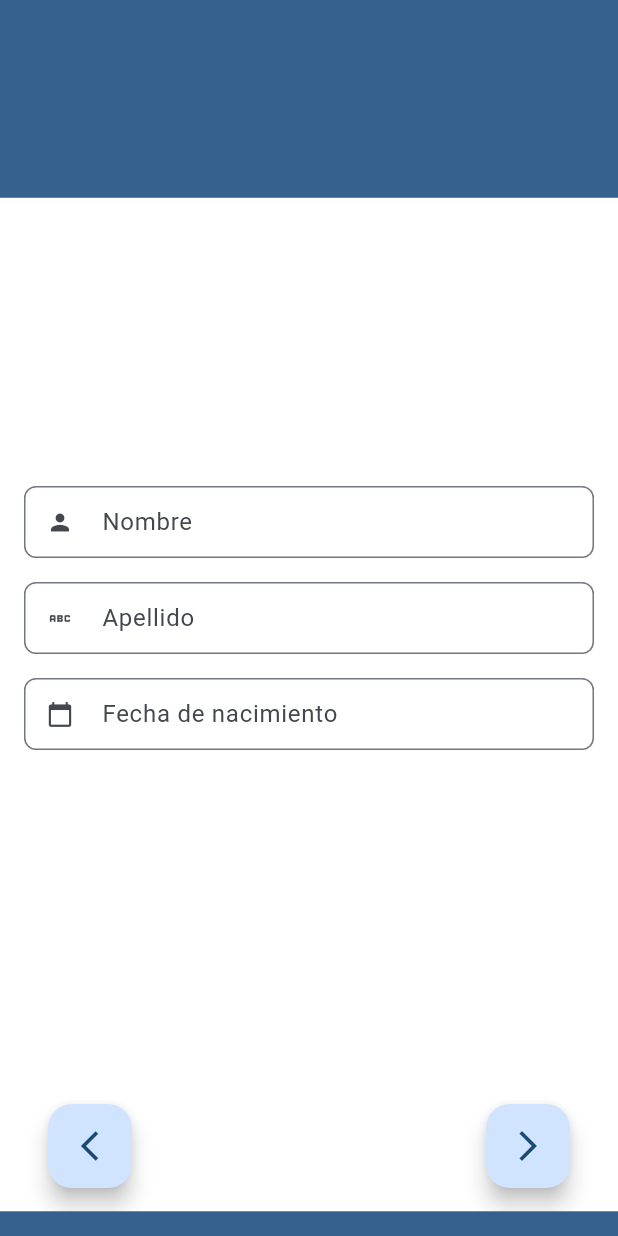
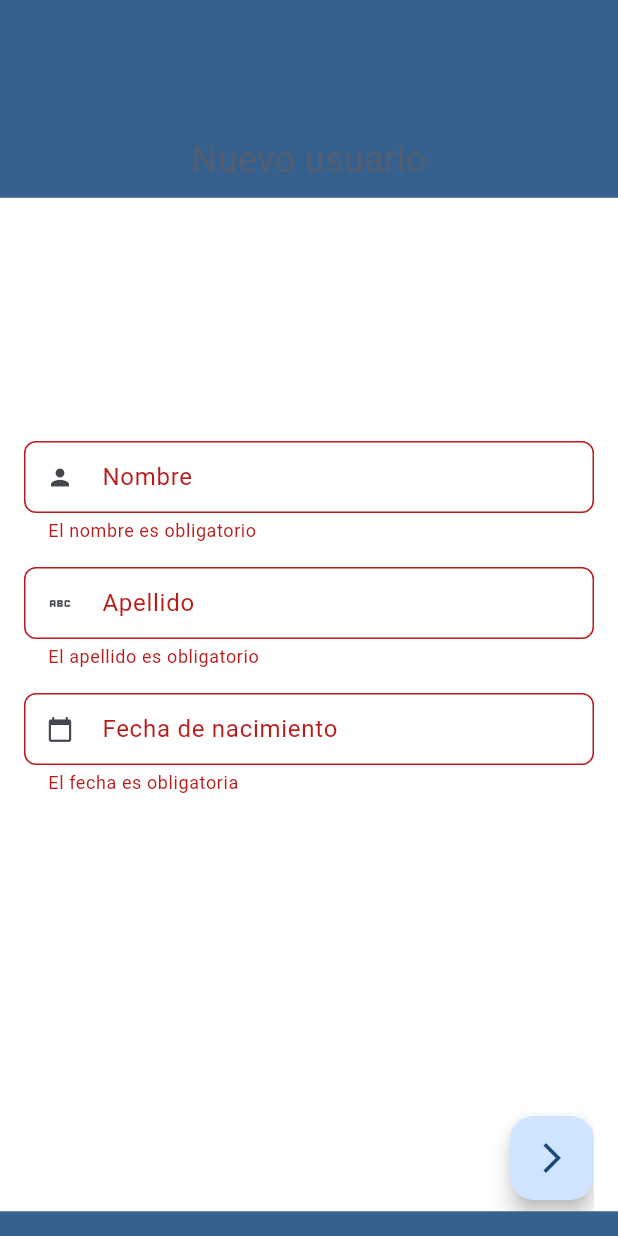
Before and after one commit to jhon-double-v-partners/register-user-trial, a Flutter app: the screen it shows after launch, after a tap on the "arrow forward ios" icon, on a phone screen of 412 x 824 dp. Run offline on Flutter 3.47's test engine with Material 3 defaults, Android fonts, the light colour scheme and no system bars; our stand-ins replace animate_do, flutter_riverpod.

Commit message:
feat(views): views were defined by use

```diff
--- a/lib/core/ui/atoms/custom_date_picker/custom_date_picker.dart
+++ b/lib/core/ui/atoms/custom_date_picker/custom_date_picker.dart
@@ -4,8 +4,9 @@ import 'package:flutter/material.dart';
 
 class DatePickerExample extends StatefulWidget {
   final Function(DateTime?)? onChanged;
+  final String? Function(String?)? validator;
 
-  const DatePickerExample({super.key, this.onChanged});
+  const DatePickerExample({super.key, this.onChanged, this.validator});
 
   @override
   State<DatePickerExample> createState() => _DatePickerExampleState();
@@ -59,6 +60,7 @@ class _DatePickerExampleState extends State<DatePickerExample> {
           onTap: _selectDate,
           readOnly: true,
           prefixIcon: Icon(Icons.calendar_today),
+          validator: widget.validator,
         ),
       ],
     );
--- /dev/null
+++ b/lib/core/ui/molecules/molecules.dart
@@ -0,0 +1 @@
+export 'navigation_controls/navigation_controls.dart';
--- /dev/null
+++ b/lib/core/ui/molecules/navigation_controls/navigation_controls.dart
@@ -0,0 +1,53 @@
+import 'package:animate_do/animate_do.dart';
+import 'package:flutter/material.dart';
+
+class NavigationControls extends StatelessWidget {
+  final Function nextPage;
+  final Function previousPage;
+  final int currentPage;
+
+  const NavigationControls({
+    super.key,
+    required this.nextPage,
+    required this.previousPage,
+    required this.currentPage,
+  });
+
+  @override
+  Widget build(BuildContext context) {
+    return Positioned.fill(
+      child: Align(
+        alignment: Alignment.bottomCenter,
+        child: Padding(
+          padding: const EdgeInsets.symmetric(vertical: 16),
+          child: Row(
+            mainAxisAlignment: MainAxisAlignment.spaceBetween,
+            children: [
+              currentPage > 0
+                  ? FadeInRight(
+                      from: 14,
+                      delay: const Duration(milliseconds: 100),
+                      child: FloatingActionButton(
+                        onPressed: currentPage == 0
+                            ? null
+                            : () => previousPage(),
+                        child: const Icon(Icons.arrow_back_ios_sharp),
+                      ),
+                    )
+                  : const SizedBox(),
+
+              FadeInLeft(
+                from: 14,
+                delay: const Duration(milliseconds: 100),
+                child: FloatingActionButton(
+                  onPressed: () => nextPage(),
+                  child: const Icon(Icons.arrow_forward_ios_sharp),
+                ),
+              ),
+            ],
+          ),
+        ),
+      ),
+    );
+  }
+}
--- a/lib/core/ui/template/form_template.dart
+++ /dev/null
@@ -1,19 +0,0 @@
-import 'package:flutter/material.dart';
-
-class FormTemplate extends StatefulWidget {
-  final Widget child;
-
-  const FormTemplate({super.key, required this.child});
-
-  @override
-  State<FormTemplate> createState() => _FormTemplateState();
-}
-
-class _FormTemplateState extends State<FormTemplate> {
-  final GlobalKey<FormState> _formKey = GlobalKey<FormState>();
-
-  @override
-  Widget build(BuildContext context) {
-    return Form(key: _formKey, child: widget.child);
-  }
-}
--- a/lib/presentation/screens/home_screen.dart
+++ b/lib/presentation/screens/home_screen.dart
@@ -1,32 +1,12 @@
-import 'package:animate_do/animate_do.dart';
-import 'package:double_v_partners/presentation/views/address_view.dart';
+import 'package:double_v_partners/presentation/views/views.dart';
 import 'package:flutter/material.dart';
 
 class SlideInfo {
   final String title;
-  final String caption;
-  final String imageUrl;
+  final Widget content;
 
-  const SlideInfo(this.title, this.caption, this.imageUrl);
+  const SlideInfo(this.title, this.content);
 }
-
-final slides = <SlideInfo>[
-  SlideInfo(
-    'Search for a food',
-    'Dolor ut qui fugiat deserunt esse proident.',
-    'assets/images/1.png',
-  ),
-  SlideInfo(
-    'Fast food',
-    'Est nisi nulla anim laboris aliquip adipisicing.',
-    'assets/images/2.png',
-  ),
-  SlideInfo(
-    'Search for a food',
-    'Aliquip mollit esse laborum consequat labore elit dolor mollit.',
-    'assets/images/3.png',
-  ),
-];
 
 class HomeScreen extends StatefulWidget {
   const HomeScreen({super.key});
@@ -79,7 +59,7 @@ class _HomeScreenState extends State<HomeScreen> {
         isLastPage = false;
       });
 
-      if (!isLastPage && page >= slides.length - 1.5) {
+      if (!isLastPage && page >= 1.5) {
         setState(() {
           isLastPage = true;
         });
@@ -98,19 +78,44 @@ class _HomeScreenState extends State<HomeScreen> {
   Widget build(BuildContext context) {
     final themeColors = Theme.of(context).colorScheme;
 
+    final slides = <SlideInfo>[
+      SlideInfo(
+        'Nuevo usuario',
+        PersonalData(onNextPage: nextPage, currentPage: currentPage),
+      ),
+      SlideInfo('Dirección', AddressView()),
+      SlideInfo('Felicitaciones', DoneView()),
+    ];
+
     return Scaffold(
       body: Stack(
         children: [
           Container(
             height: MediaQuery.of(context).size.height * 0.16,
             decoration: BoxDecoration(color: themeColors.primary),
+            width: MediaQuery.of(context).size.width,
+            child: Padding(
+              padding: const EdgeInsets.only(bottom: 8),
+              child: Column(
+                mainAxisAlignment: MainAxisAlignment.end,
+                crossAxisAlignment: CrossAxisAlignment.center,
+                children: [
+                  Text(
+                    slides[currentPage].title,
+                    style: TextStyle(
+                      color: themeColors.secondary,
+                      fontSize: 24,
+                    ),
+                  ),
+                ],
+              ),
+            ),
           ),
 
           SafeArea(
             child: Stack(
               children: [
-                FadeIn(
-                  child: Padding(
+                Padding(
                   padding: const EdgeInsets.symmetric(
                     vertical: 8,
                     horizontal: 16,
@@ -121,16 +126,9 @@ class _HomeScreenState extends State<HomeScreen> {
                     onPageChanged: (index) =>
                         setState(() => currentPage = index),
                     children: slides
-                          .map((slideData) => AddressView())
+                        .map((slideData) => slideData.content)
                         .toList(),
                   ),
-                  ),
-                ),
-
-                _LastPageControls(
-                  nextPage: nextPage,
-                  previousPage: previousPage,
-                  currentPage: currentPage,
                 ),
               ],
             ),
@@ -150,55 +148,3 @@ class _HomeScreenState extends State<HomeScreen> {
     );
   }
 }
-
-class _LastPageControls extends StatelessWidget {
-  final Function nextPage;
-  final Function previousPage;
-  final int currentPage;
-
-  const _LastPageControls({
-    required this.nextPage,
-    required this.previousPage,
-    required this.currentPage,
-  });
-
-  @override
-  Widget build(BuildContext context) {
-    return Positioned.fill(
-      child: Align(
-        alignment: Alignment.bottomCenter,
-        child: Padding(
-          padding: const EdgeInsets.symmetric(horizontal: 32, vertical: 32),
-          child: Row(
-            mainAxisAlignment: MainAxisAlignment.spaceBetween,
-            children: [
-              currentPage > 0
-                  ? FadeInRight(
-                      from: 14,
-                      delay: const Duration(milliseconds: 100),
-                      child: FloatingActionButton(
-                        onPressed: currentPage == 0
-                            ? null
-                            : () => previousPage(),
-                        child: const Icon(Icons.arrow_back_ios_sharp),
-                      ),
-                    )
-                  : const SizedBox(),
-
-              FadeInLeft(
-                from: 14,
-                delay: const Duration(milliseconds: 100),
-                child: FloatingActionButton(
-                  onPressed: () => nextPage(),
-                  child: currentPage == slides.length - 1
-                      ? const Icon(Icons.check)
-                      : const Icon(Icons.arrow_forward_ios_sharp),
-                ),
-              ),
-            ],
-          ),
-        ),
-      ),
-    );
-  }
-}
--- a/lib/presentation/views/address_view.dart
+++ b/lib/presentation/views/address_view.dart
@@ -1,5 +1,3 @@
-import 'package:double_v_partners/core/ui/atoms/atoms.dart';
-import 'package:double_v_partners/core/ui/template/form_template.dart';
 import 'package:flutter/material.dart';
 
 class AddressView extends StatelessWidget {
@@ -7,42 +5,6 @@ class AddressView extends StatelessWidget {
 
   @override
   Widget build(BuildContext context) {
-    String name = '';
-    String lastName = '';
-    DateTime? dateOfBirth;
-
-    return FormTemplate(
-      child: SizedBox.expand(
-        child: Column(
-          mainAxisAlignment: MainAxisAlignment.center,
-          crossAxisAlignment: CrossAxisAlignment.center,
-          spacing: 16,
-          children: [
-            CustomTextFormField(
-              labelText: 'Nombre',
-              hint: 'Nombre',
-              onChanged: (value) => name = value,
-              prefixIcon: const Icon(Icons.person),
-              validator: (value) {
-                if (value == null || value.isEmpty) {
-                  return 'El nombre es obligatorio';
-                }
-
-                return null;
-              },
-            ),
-
-            CustomTextFormField(
-              labelText: 'Apellido',
-              hint: 'Apellido',
-              prefixIcon: Icon(Icons.abc),
-              onChanged: (value) => lastName = value,
-            ),
-
-            DatePickerExample(onChanged: (value) => dateOfBirth = value),
-          ],
-        ),
-      ),
-    );
+    return const Placeholder();
   }
 }
--- a/lib/presentation/views/done_view.dart
+++ b/lib/presentation/views/done_view.dart
@@ -0,0 +1,10 @@
+import 'package:flutter/material.dart';
+
+class DoneView extends StatelessWidget {
+  const DoneView({super.key});
+
+  @override
+  Widget build(BuildContext context) {
+    return const Placeholder();
+  }
+}
--- /dev/null
+++ b/lib/presentation/views/personal_data.dart
@@ -0,0 +1,99 @@
+import 'package:animate_do/animate_do.dart';
+import 'package:double_v_partners/core/ui/atoms/atoms.dart';
+import 'package:double_v_partners/core/ui/molecules/molecules.dart';
+import 'package:flutter/material.dart';
+
+class PersonalData extends StatefulWidget {
+  final Function onNextPage;
+  final int currentPage;
+
+  const PersonalData({
+    super.key,
+    required this.onNextPage,
+    required this.currentPage,
+  });
+
+  @override
+  State<PersonalData> createState() => _PersonalDataState();
+}
+
+class _PersonalDataState extends State<PersonalData> {
+  final GlobalKey<FormState> _formKey = GlobalKey<FormState>();
+  String name = '';
+  String lastName = '';
+  DateTime? dateOfBirth;
+
+  void _onNextPage() {
+    final isValid = _formKey.currentState?.validate() ?? false;
+
+    if (!isValid) return;
+
+    widget.onNextPage();
+  }
+
+  @override
+  Widget build(BuildContext context) {
+    return FadeIn(
+      child: Form(
+        key: _formKey,
+        child: SizedBox.expand(
+          child: Stack(
+            children: [
+              Column(
+                mainAxisAlignment: MainAxisAlignment.center,
+                crossAxisAlignment: CrossAxisAlignment.center,
+                spacing: 16,
+                children: [
+                  CustomTextFormField(
+                    labelText: 'Nombre',
+                    hint: 'Nombre',
+                    onChanged: (value) => name = value,
+                    prefixIcon: const Icon(Icons.person),
+                    validator: (value) {
+                      if (value == null || value.isEmpty) {
+                        return 'El nombre es obligatorio';
+                      }
+
+                      return null;
+                    },
+                  ),
+
+                  CustomTextFormField(
+                    labelText: 'Apellido',
+                    hint: 'Apellido',
+                    prefixIcon: Icon(Icons.abc),
+                    onChanged: (value) => lastName = value,
+                    validator: (value) {
+                      if (value == null || value.isEmpty) {
+                        return 'El apellido es obligatorio';
+                      }
+
+                      return null;
+                    },
+                  ),
+
+                  DatePickerExample(
+                    onChanged: (value) => dateOfBirth = value,
+                    validator: (value) {
+                      if (value == null || value.isEmpty) {
+                        return 'El fecha es obligatoria';
+                      }
+
+                      return null;
+                    },
+                  ),
+                ],
+              ),
+
+              NavigationControls(
+                nextPage: _onNextPage,
+                previousPage: () {},
+                currentPage: widget.currentPage,
+              ),
+            ],
+          ),
+        ),
+      ),
+    );
+  }
+}
--- /dev/null
+++ b/lib/presentation/views/views.dart
@@ -0,0 +1,3 @@
+export 'address_view.dart';
+export 'personal_data.dart';
+export 'done_view.dart';
--- a/pubspec.yaml
+++ b/pubspec.yaml
@@ -58,5 +58,3 @@ flutter:
   # included with your application, so that you can use the icons in
   # the material Icons class.
   uses-material-design: true
-  assets:
-    - assets/images/
```
Also changed, not shown: assets/images/1.png (deleted), assets/images/2.png (deleted), assets/images/3.png (deleted), lib/presentation/views/personal_data_view.dart (deleted). Lines whose indentation alone changed are shown as unchanged.
